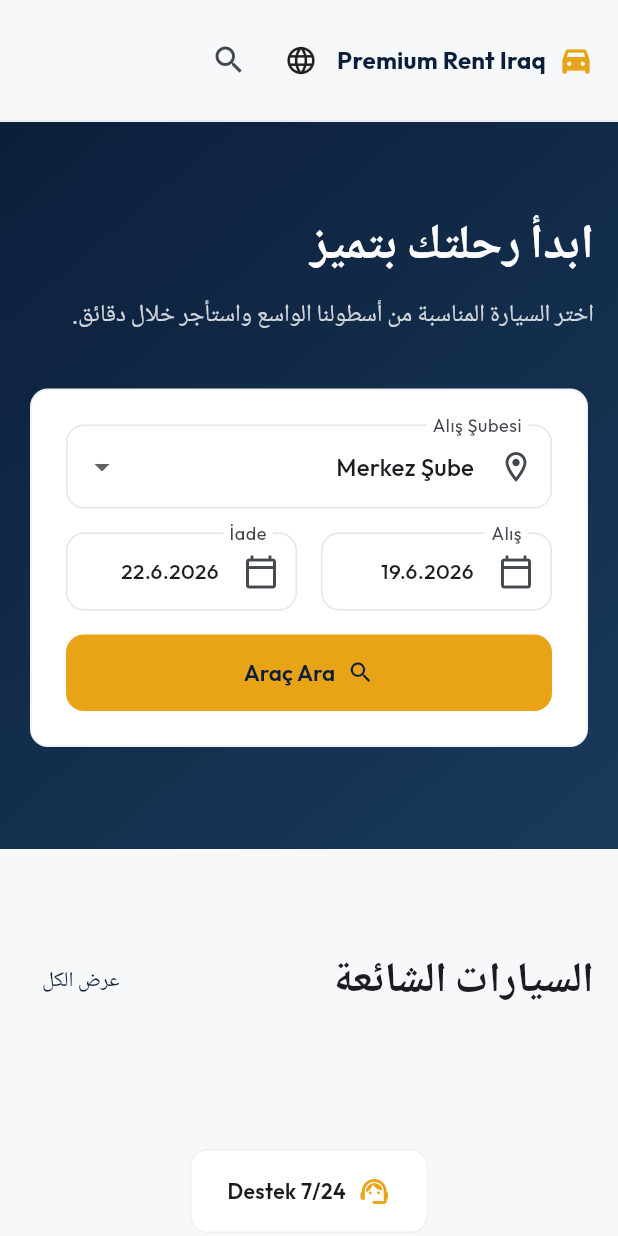
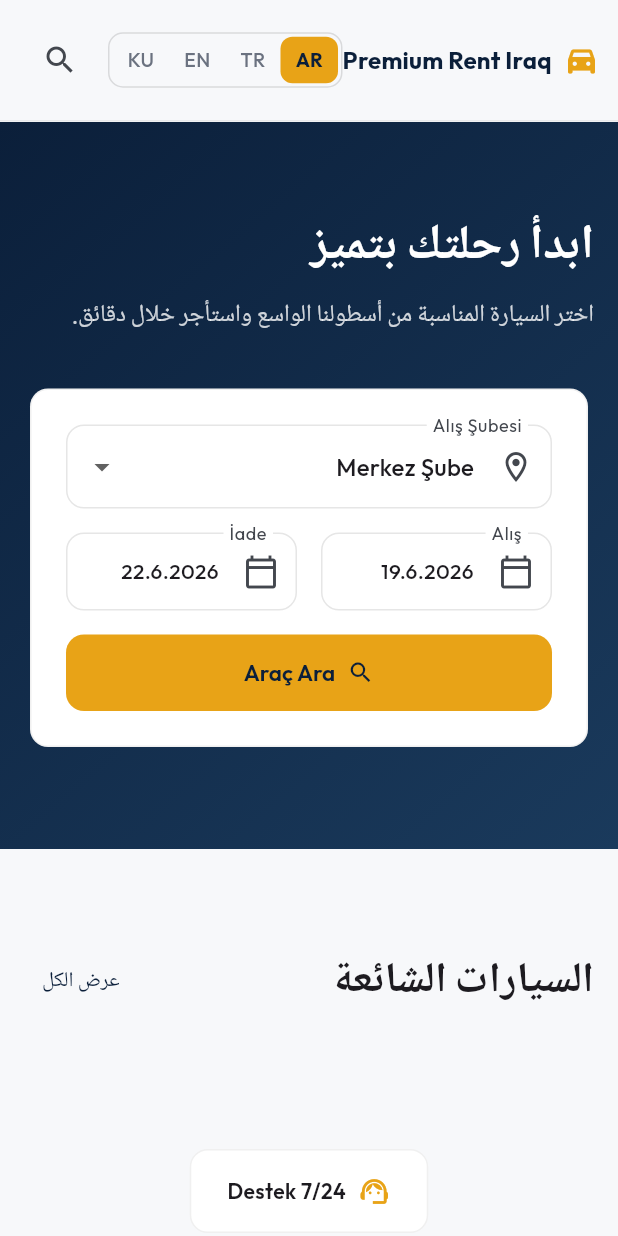
Before and after one commit to ferhatdeveloper/Rentacar, a Flutter app: the screen it shows after launch, on a phone screen of 412 x 824 dp. Run offline on Flutter 3.47's test engine with Material 3 defaults, Android fonts, the phone set to English and light mode, and no system bars; drawn by our look-alikes of flutter_animate; our stand-ins replace equatable, flutter_riverpod, go_router, google_fonts, image_picker, shared_preferences and 1 more; accounts and stored records are empty.

Commit message:
feat: visible RTL language switch buttons (AR/TR/EN/KU) in public navbar and admin top bar
Co-authored-by: ferhatdeveloper <ferhatdeveloper@users.noreply.github.com>

```diff
--- a/lib/core/l10n/supported_locales.dart
+++ b/lib/core/l10n/supported_locales.dart
@@ -31,4 +31,13 @@ abstract final class SupportedLocales {
         'ckb' => 'کوردی (سۆرانی)',
         _ => languageCode,
       };
+
+  /// Dil değiştirme butonları için kısa etiket.
+  static String shortLabel(String languageCode) => switch (languageCode) {
+        'ar' => 'AR',
+        'tr' => 'TR',
+        'en' => 'EN',
+        'ckb' => 'KU',
+        _ => languageCode.toUpperCase(),
+      };
 }
--- a/lib/features/admin_web/router/admin_router.dart
+++ b/lib/features/admin_web/router/admin_router.dart
@@ -6,6 +6,7 @@ import '../../auth/presentation/pages/admin_login_page.dart';
 import '../../auth/presentation/providers/auth_providers.dart';
 import '../../../../core/design_system/app_colors.dart';
 import '../../../../core/design_system/app_spacing.dart';
+import '../../../../shared/widgets/language_buttons.dart';
 import '../presentation/pages/admin_checkin_page.dart';
 import '../presentation/pages/admin_customers_page.dart';
 import '../presentation/pages/admin_dashboard_page.dart';
@@ -279,6 +280,8 @@ class _AdminTopBar extends StatelessWidget {
               onPressed: () => scaffoldKey.currentState?.openDrawer(),
             ),
           const Spacer(),
+          const LanguageButtons(),
+          const SizedBox(width: AppSpacing.md),
           Text(userName, style: const TextStyle(fontWeight: FontWeight.w500)),
           const SizedBox(width: AppSpacing.sm),
           PopupMenuButton<String>(
--- a/lib/features/public_web/router/public_router.dart
+++ b/lib/features/public_web/router/public_router.dart
@@ -7,7 +7,7 @@ import '../../../core/design_system/app_colors.dart';
 import '../../../core/design_system/app_spacing.dart';
 import '../../../core/l10n/app_localizations.dart';
 import '../../../core/providers/app_providers.dart';
-import '../../../shared/widgets/language_selector.dart';
+import '../../../shared/widgets/language_buttons.dart';
 import '../presentation/pages/booking_page.dart';
 import '../presentation/pages/home_page.dart';
 import '../presentation/pages/vehicles_page.dart';
@@ -102,14 +102,15 @@ class _PublicNavBar extends StatelessWidget {
                       label: l10n.navBooking,
                       onTap: () => context.go('/rezervasyon'),
                     ),
-                    const LanguageSelector(compact: true),
+                    const LanguageButtons(),
                     const SizedBox(width: AppSpacing.sm),
                     FilledButton(
                       onPressed: () => context.go('/rezervasyon'),
                       child: Text(l10n.navRentNow),
                     ),
                   ] else ...[
-                    const LanguageSelector(compact: true),
+                    const LanguageButtons(),
+                    const SizedBox(width: AppSpacing.sm),
                     IconButton(
                       onPressed: () => context.go('/rezervasyon'),
                       icon: const Icon(Icons.search),
--- /dev/null
+++ b/lib/shared/widgets/language_buttons.dart
@@ -0,0 +1,99 @@
+import 'package:flutter/material.dart';
+import 'package:flutter_riverpod/flutter_riverpod.dart';
+
+import '../../core/design_system/app_colors.dart';
+import '../../core/l10n/locale_provider.dart';
+import '../../core/l10n/supported_locales.dart';
+
+/// Görünür dil değiştirme butonları (AR / TR / EN / KU) — segmented kontrol.
+///
+/// Seçili dile dokununca [localeProvider] güncellenir; Arapça ve Kürtçe (ckb)
+/// için uygulama otomatik olarak RTL düzene geçer.
+class LanguageButtons extends ConsumerWidget {
+  const LanguageButtons({super.key, this.onDark = false});
+
+  /// Koyu zemin (ör. lacivert) üzerinde kullanılırken kontrast için.
+  final bool onDark;
+
+  @override
+  Widget build(BuildContext context, WidgetRef ref) {
+    final current = ref.watch(localeProvider);
+    final borderColor =
+        onDark ? Colors.white24 : Colors.black.withValues(alpha: 0.12);
+
+    return Container(
+      padding: const EdgeInsets.all(2),
+      decoration: BoxDecoration(
+        borderRadius: BorderRadius.circular(10),
+        border: Border.all(color: borderColor),
+      ),
+      child: Row(
+        mainAxisSize: MainAxisSize.min,
+        children: [
+          for (final locale in SupportedLocales.all)
+            _LanguagePill(
+              label: SupportedLocales.shortLabel(locale.languageCode),
+              tooltip: SupportedLocales.displayName(locale.languageCode),
+              selected: locale.languageCode == current.languageCode,
+              onDark: onDark,
+              onTap: () => ref.read(localeProvider.notifier).setLocale(locale),
+            ),
+        ],
+      ),
+    );
+  }
+}
+
+class _LanguagePill extends StatelessWidget {
+  const _LanguagePill({
+    required this.label,
+    required this.tooltip,
+    required this.selected,
+    required this.onDark,
+    required this.onTap,
+  });
+
+  final String label;
+  final String tooltip;
+  final bool selected;
+  final bool onDark;
+  final VoidCallback onTap;
+
+  @override
+  Widget build(BuildContext context) {
+    final Color fg;
+    if (selected) {
+      fg = AppColors.navy;
+    } else {
+      fg = onDark ? Colors.white70 : AppColors.textSecondary;
+    }
+
+    return Tooltip(
+      message: tooltip,
+      child: Semantics(
+        button: true,
+        selected: selected,
+        label: tooltip,
+        child: Material(
+          color: selected ? AppColors.amber : Colors.transparent,
+          borderRadius: BorderRadius.circular(8),
+          child: InkWell(
+            borderRadius: BorderRadius.circular(8),
+            onTap: onTap,
+            child: Padding(
+              padding: const EdgeInsets.symmetric(horizontal: 10, vertical: 6),
+              child: Text(
+                label,
+                style: TextStyle(
+                  color: fg,
+                  fontSize: 13,
+                  fontWeight: selected ? FontWeight.w700 : FontWeight.w500,
+                ),
+              ),
+            ),
+          ),
+        ),
+      ),
+    );
+  }
+}
```
